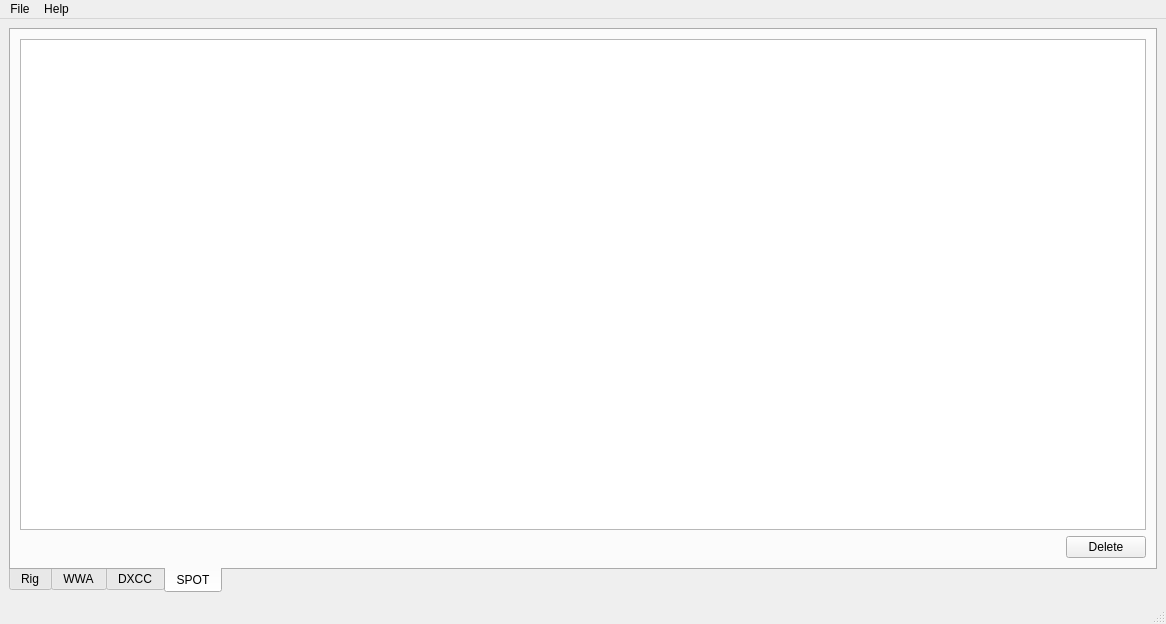
First picture: the form in mainwindow.ui, repository eloranta/HamVibe, before the edit.
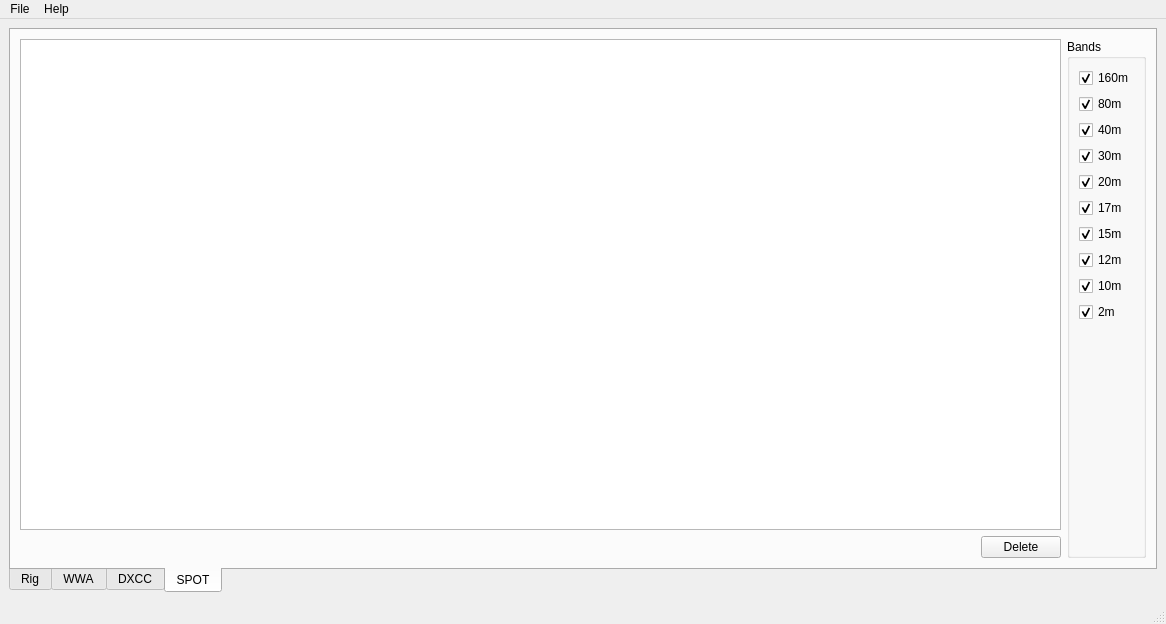
Second picture: the form after the edit. Custom widgets are drawn as their Qt base class.

Commit message: add filtering by band

```diff
--- a/mainwindow.ui
+++ b/mainwindow.ui
@@ -1131,6 +1131,128 @@
           </item>
          </layout>
         </item>
+        <item row="0" column="1">
+         <widget class="QGroupBox" name="spotBandsGroupBox">
+          <property name="title">
+           <string>Bands</string>
+          </property>
+          <layout class="QVBoxLayout" name="verticalLayout_7">
+           <item>
+            <widget class="QCheckBox" name="spotBand160CheckBox">
+             <property name="text">
+              <string>160m</string>
+             </property>
+             <property name="checked">
+              <bool>true</bool>
+             </property>
+            </widget>
+           </item>
+           <item>
+            <widget class="QCheckBox" name="spotBand80CheckBox">
+             <property name="text">
+              <string>80m</string>
+             </property>
+             <property name="checked">
+              <bool>true</bool>
+             </property>
+            </widget>
+           </item>
+           <item>
+            <widget class="QCheckBox" name="spotBand40CheckBox">
+             <property name="text">
+              <string>40m</string>
+             </property>
+             <property name="checked">
+              <bool>true</bool>
+             </property>
+            </widget>
+           </item>
+           <item>
+            <widget class="QCheckBox" name="spotBand30CheckBox">
+             <property name="text">
+              <string>30m</string>
+             </property>
+             <property name="checked">
+              <bool>true</bool>
+             </property>
+            </widget>
+           </item>
+           <item>
+            <widget class="QCheckBox" name="spotBand20CheckBox">
+             <property name="text">
+              <string>20m</string>
+             </property>
+             <property name="checked">
+              <bool>true</bool>
+             </property>
+            </widget>
+           </item>
+           <item>
+            <widget class="QCheckBox" name="spotBand17CheckBox">
+             <property name="text">
+              <string>17m</string>
+             </property>
+             <property name="checked">
+              <bool>true</bool>
+             </property>
+            </widget>
+           </item>
+           <item>
+            <widget class="QCheckBox" name="spotBand15CheckBox">
+             <property name="text">
+              <string>15m</string>
+             </property>
+             <property name="checked">
+              <bool>true</bool>
+             </property>
+            </widget>
+           </item>
+           <item>
+            <widget class="QCheckBox" name="spotBand12CheckBox">
+             <property name="text">
+              <string>12m</string>
+             </property>
+             <property name="checked">
+              <bool>true</bool>
+             </property>
+            </widget>
+           </item>
+           <item>
+            <widget class="QCheckBox" name="spotBand10CheckBox">
+             <property name="text">
+              <string>10m</string>
+             </property>
+             <property name="checked">
+              <bool>true</bool>
+             </property>
+            </widget>
+           </item>
+           <item>
+            <widget class="QCheckBox" name="spotBand2CheckBox">
+             <property name="text">
+              <string>2m</string>
+             </property>
+             <property name="checked">
+              <bool>true</bool>
+             </property>
+            </widget>
+           </item>
+           <item>
+            <spacer name="verticalSpacer_6">
+             <property name="orientation">
+              <enum>Qt::Orientation::Vertical</enum>
+             </property>
+             <property name="sizeHint" stdset="0">
+              <size>
+               <width>20</width>
+               <height>40</height>
+              </size>
+             </property>
+            </spacer>
+           </item>
+          </layout>
+         </widget>
+        </item>
        </layout>
       </widget>
      </widget>
```
The commit also changes 2 other files.
